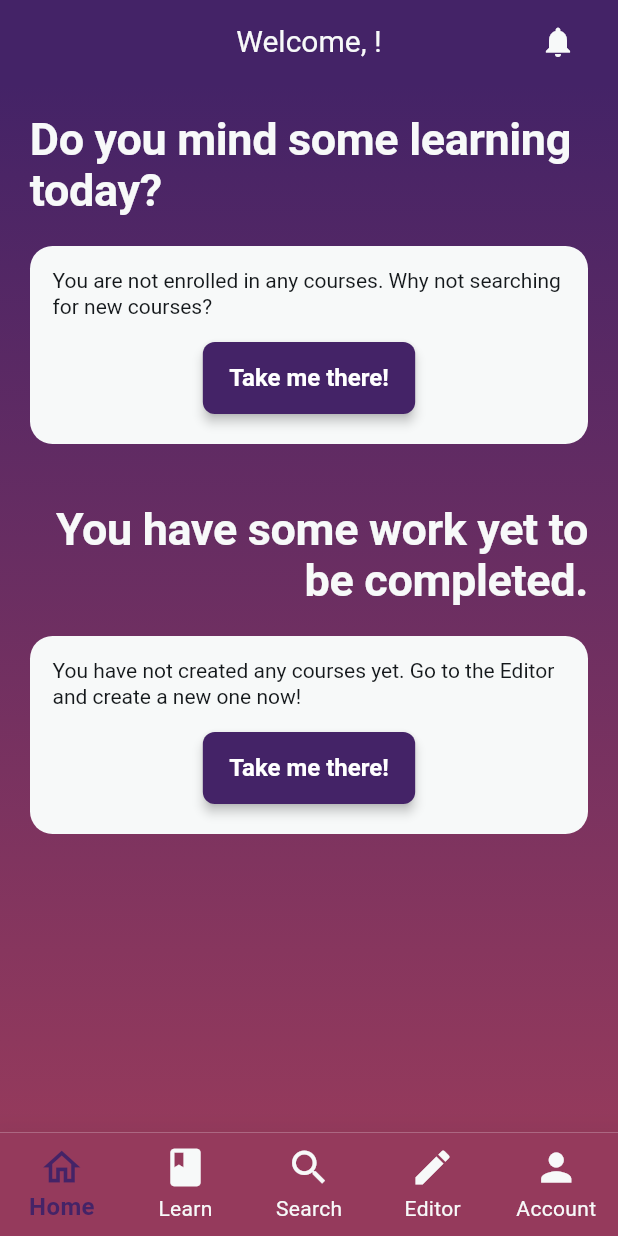
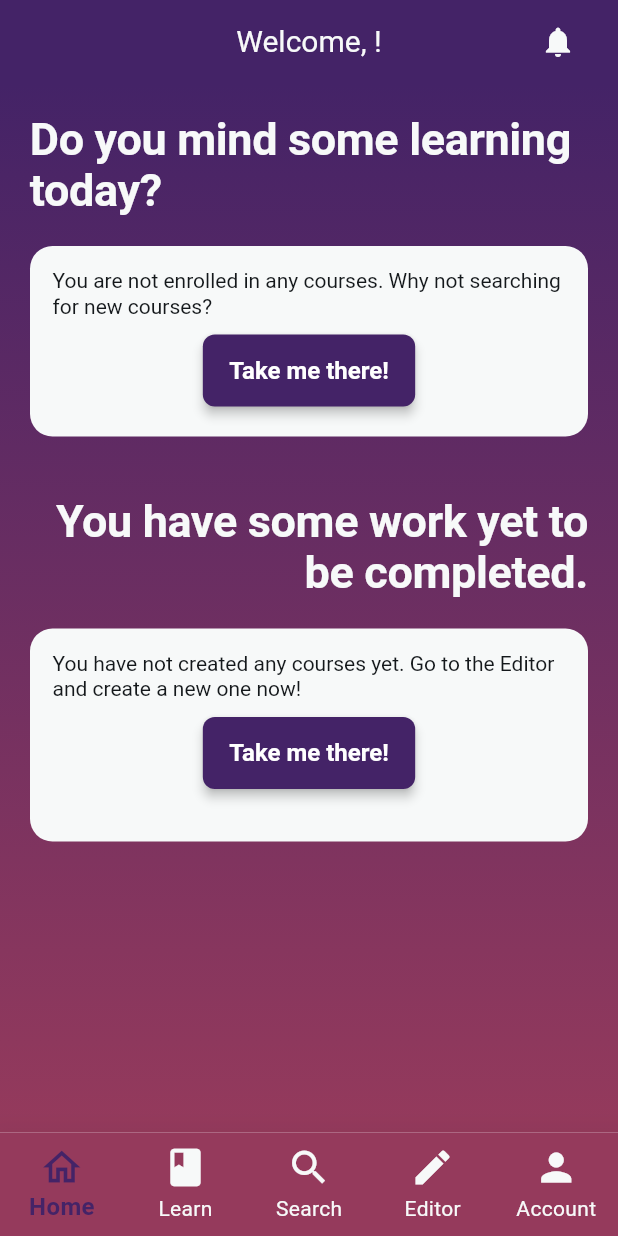
Before and after one commit to LudoTassini/DIMA-project, a Flutter app: the MainPage screen opened directly, on a phone screen of 412 x 824 dp. Run offline on Flutter 3.47's test engine with Material 3 defaults, Android fonts, the phone set to English and light mode, and no system bars; drawn by our look-alikes of loader_overlay; our stand-ins replace audioplayers, cloud_firestore, file_picker, firebase_auth, firebase_core, firebase_storage and 12 more; missing offline and left inert: qr_code_scanner; accounts and stored records are empty; generated files the repository leaves out were written again; Roboto replaces fonts that are missing (Readex Pro).

Commit message:
ipad layout small fixes

```diff
--- a/lib/components/navigation/bloqo_breadcrumbs.dart
+++ b/lib/components/navigation/bloqo_breadcrumbs.dart
@@ -1,6 +1,8 @@
 import 'package:bloqo/app_state/application_settings_app_state.dart';
+import 'package:bloqo/utils/check_device.dart';
 import 'package:flutter/material.dart';
 
+import '../../utils/constants.dart';
 import '../buttons/bloqo_text_button.dart';
 
 class BloqoBreadcrumbs extends StatelessWidget {
@@ -17,6 +19,7 @@ class BloqoBreadcrumbs extends StatelessWidget {
   Widget build(BuildContext context) {
 
     var theme = getAppThemeFromAppState(context: context);
+    bool isTablet = checkDevice(context);
 
     List<Widget> breadcrumbWidgets = [];
 
@@ -59,7 +62,8 @@ class BloqoBreadcrumbs extends StatelessWidget {
     }
 
     return Padding(
-      padding: const EdgeInsetsDirectional.fromSTEB(20, 10, 20, 10),
+      padding: !isTablet ? const EdgeInsetsDirectional.fromSTEB(20, 10, 20, 10)
+          : Constants.tabletPaddingBreadcrumbs,
       child: Align(
         alignment: Alignment.topLeft,
         child: Wrap(
--- a/lib/pages/from_learn/section_page.dart
+++ b/lib/pages/from_learn/section_page.dart
@@ -189,7 +189,8 @@ class _SectionPageState extends State<SectionPage> with AutomaticKeepAliveClient
                 Align(
                   alignment: Alignment.center,
                   child:Padding(
-                    padding: const EdgeInsetsDirectional.fromSTEB(20, 0, 20, 20),
+                    padding: !isTablet ? const EdgeInsetsDirectional.fromSTEB(20, 0, 20, 20)
+                        : Constants.tabletPaddingBloqoFilledButton,
                     child: BloqoFilledButton(
                       onPressed: () async {
                         await _updateEnrolledCourseStatus(
--- a/lib/pages/from_search/course_search_page.dart
+++ b/lib/pages/from_search/course_search_page.dart
@@ -754,7 +754,8 @@ class _CourseSearchPageState extends State<CourseSearchPage> with AutomaticKeepA
                                   backgroundColor: theme.colors.error
                               );
                         },
-                        color: theme.colors.error,
+                        color: isEnrolled && enrolledCourse != null && enrolledCourse?.isCompleted == true ?
+                          theme.colors.inactive : theme.colors.leadingColor,
                         text: localizedText.unsubscribe,
                         icon: Icons.close_sharp,
                         fontSize: !isTablet ? 24 : 26,
--- a/lib/pages/main/home_page.dart
+++ b/lib/pages/main/home_page.dart
@@ -192,7 +192,12 @@ class _HomePageState extends State<HomePage> with AutomaticKeepAliveClientMixin<
                           Padding(
                             padding: const EdgeInsetsDirectional.fromSTEB(15, 15, 15, 0),
                               child: Column(
+                                children: [
+                                  Row(
                                     mainAxisSize: MainAxisSize.min,
+                                    children: [
+                                      Expanded(
+                                        child: Column(
                                           children: [
                                             Text(
                                               localizedText.homepage_no_enrolled_courses,
@@ -202,13 +207,18 @@ class _HomePageState extends State<HomePage> with AutomaticKeepAliveClientMixin<
                                               ),
                                             ),
                                             Padding(
-                                  padding: const EdgeInsetsDirectional.fromSTEB(30, 15, 30, 5),
+                                              padding: const EdgeInsetsDirectional.fromSTEB(30, 10, 30, 5),
                                               child: BloqoFilledButton(
                                                 onPressed: () => widget.onNavigateToPage(2),
                                                 color: theme.colors.leadingColor,
                                                 text: localizedText.take_me_there_button,
                                                 fontSize: 16,
                                               ),
+                                            ),
+                                          ],
+                                         ),
+                                       ),
+                                      ],
                                     ),
                                   ],
                                 ),
@@ -239,7 +249,7 @@ class _HomePageState extends State<HomePage> with AutomaticKeepAliveClientMixin<
               builder: (context, userCoursesCreatedAppState, _) {
                 List<BloqoUserCourseCreatedData> userCoursesCreated = getUserCoursesCreatedFromAppState(context: context) ?? [];
                 userCoursesCreated = userCoursesCreated.where((course) => !course.published).toList();
-                return BloqoSeasaltContainer(
+                return  BloqoSeasaltContainer(
                   child: Padding(
                     padding: const EdgeInsetsDirectional.fromSTEB(0, 0, 0, 15),
                     child: Column(
@@ -320,9 +330,14 @@ class _HomePageState extends State<HomePage> with AutomaticKeepAliveClientMixin<
 
                           if (userCoursesCreated.isEmpty)
                             Padding(
-                              padding: const EdgeInsetsDirectional.fromSTEB(15, 15, 15, 0),
+                              padding: const EdgeInsetsDirectional.fromSTEB(15, 15, 15, 15),
                               child: Column(
+                                children: [
+                                  Row(
                                     mainAxisSize: MainAxisSize.min,
+                                    children: [
+                                      Expanded(
+                                        child: Column(
                                           children: [
                                             Text(
                                               localizedText.homepage_no_created_courses,
@@ -332,13 +347,18 @@ class _HomePageState extends State<HomePage> with AutomaticKeepAliveClientMixin<
                                               ),
                                             ),
                                             Padding(
-                                  padding: const EdgeInsetsDirectional.fromSTEB(30, 15, 30, 5),
+                                              padding: const EdgeInsetsDirectional.fromSTEB(30, 10, 30, 5),
                                               child: BloqoFilledButton(
                                                 onPressed: () async { await _createNewCourse(context: context, localizedText: localizedText); },
                                                 color: theme.colors.leadingColor,
                                                 text: localizedText.take_me_there_button,
                                                 fontSize: 16,
                                               ),
+                                            ),
+                                          ],
+                                        ),
+                                      ),
+                                    ],
                                   ),
                                 ],
                               ),
--- a/lib/utils/constants.dart
+++ b/lib/utils/constants.dart
@@ -48,7 +48,14 @@ class Constants{
   static const int maxReviewLength = 300;
   static const int maxReviewTitleLength = 20;
 
+  static const double fontSizeTablet = 26;
+  static const double fontSizeNotTablet = 20;
+  static const double heightTablet = 64;
+  static const double heightNotTablet = 48;
+
   static const EdgeInsetsDirectional tabletPaddingWelcomePages = EdgeInsetsDirectional.fromSTEB(45, 0, 45, 0);
   static const EdgeInsetsDirectional tabletPadding = EdgeInsetsDirectional.fromSTEB(20, 0, 20, 0);
+  static const EdgeInsetsDirectional tabletPaddingBloqoFilledButton = EdgeInsetsDirectional.fromSTEB(65, 15, 65, 15);
+  static const EdgeInsetsDirectional tabletPaddingBreadcrumbs = EdgeInsetsDirectional.fromSTEB(40, 10, 40, 10);
 
 }
```
Also changed, not shown: lib/pages/from_editor/edit_chapter_page.dart (+4 -3 lines), lib/pages/from_editor/edit_course_page.dart (+4 -3 lines), lib/pages/from_editor/edit_multimedia_block_page.dart (+6 -6 lines), lib/pages/from_editor/edit_quiz_block_page.dart (+6 -5 lines), lib/pages/from_editor/edit_section_page.dart (+4 -3 lines), lib/pages/from_editor/edit_text_block_page.dart (+4 -3 lines), lib/pages/from_editor/publish_course_page.dart (+4 -3 lines), lib/pages/from_learn/course_content_page.dart (+6 -6 lines), lib/pages/from_learn/review_page.dart (+9 -9 lines), lib/pages/main/editor_page.dart (+18 -17 lines), lib/pages/main/learn_page.dart (+11 -9 lines). Lines whose indentation alone changed are shown as unchanged.
